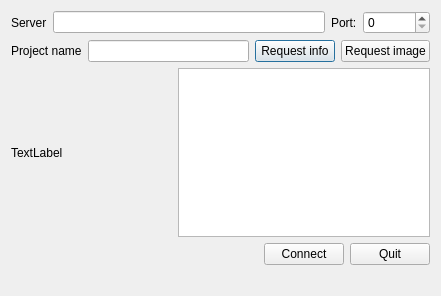
First picture: the form in FCheddar/client.ui, repository alu0101278919/OS_Project_FCheddar, before the edit.
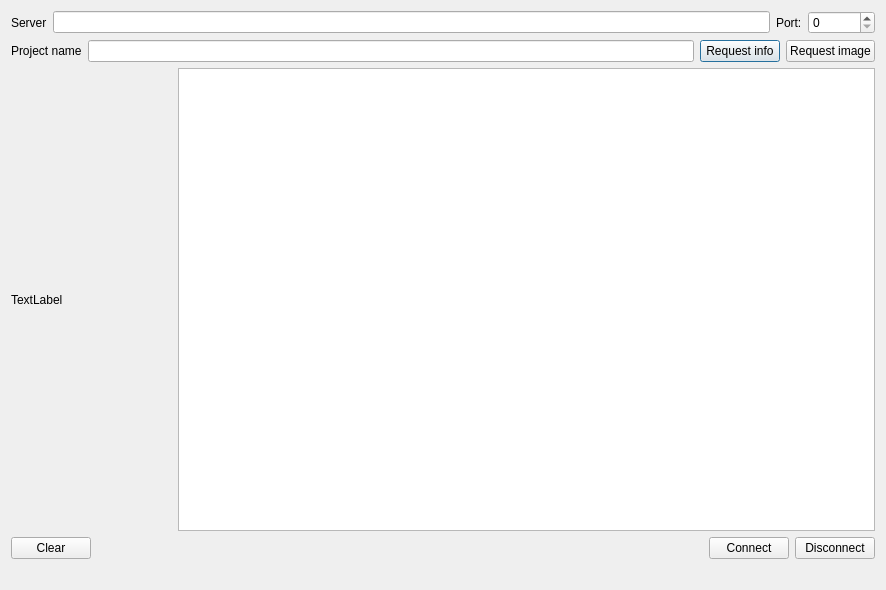
Second picture: the form after the edit.

Patch:
```diff
--- a/FCheddar/client.ui
+++ b/FCheddar/client.ui
@@ -6,8 +6,8 @@
    <rect>
     <x>0</x>
     <y>0</y>
-    <width>441</width>
-    <height>296</height>
+    <width>886</width>
+    <height>590</height>
    </rect>
   </property>
   <property name="windowTitle">
@@ -101,6 +101,13 @@
      </item>
      <item>
       <layout class="QHBoxLayout" name="horizontalLayout_2">
+       <item>
+        <widget class="QPushButton" name="clearButton">
+         <property name="text">
+          <string>Clear</string>
+         </property>
+        </widget>
+       </item>
        <item>
         <spacer name="horizontalSpacer">
          <property name="orientation">
@@ -124,7 +131,7 @@
        <item>
         <widget class="QPushButton" name="quitButton">
          <property name="text">
-          <string>Quit</string>
+          <string>Disconnect</string>
          </property>
         </widget>
        </item>
```
Left out of the diff: 6 changed lines with no effect on the pictures.
